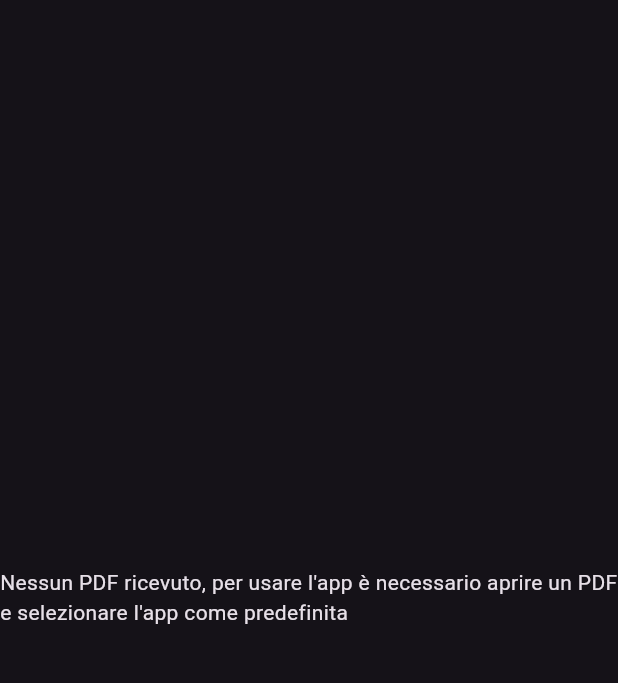
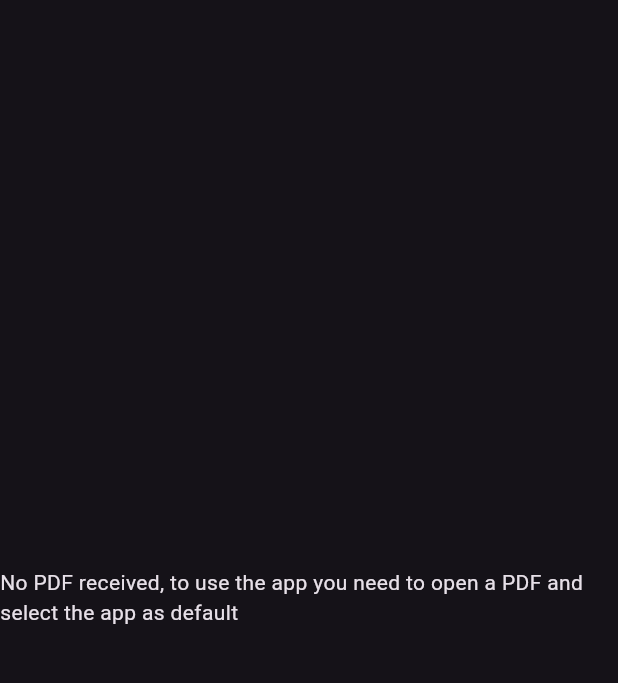
Before and after one commit to IsD4n73/PDF-Reader, a Flutter app: the screen it shows after launch, on a phone screen of 412 x 824 dp, the part 63-746 px from its top. Run offline on Flutter 3.47's test engine with Material 3 defaults, Android fonts, the phone set to English and light mode, and no system bars; our stand-ins replace bot_toast, easy_localization, get; missing offline and left inert: receive_sharing_intent, syncfusion_flutter_pdfviewer.

Commit message:
feat: Implemented localization using EasyLocalization
This commit introduces localization to the application using the `easy_localization` package. English and Italian translations have been added for the message displayed when no PDF is received.

Key changes:
- Added `easy_localization` dependency to `pubspec.yaml`.
- Initialized `EasyLocalization` in `main.dart` with support for English (US) and Italian (IT) locales.
- Updated `GetMaterialApp` in `main.dart` to include `localizationsDelegates`, `supportedLocales`, and `locale` from `EasyLocalization`.
- Created translation files:
    - `assets/translations/en.json` for English.
    - `assets/translations/it.json` for Italian.
- Updated `pubspec.yaml` to include the `assets/translations/` directory.
- Modified `home.dart` to use `tr()` for translating the "No PDF received" message.

```diff
--- /dev/null
+++ b/assets/translations/en.json
@@ -0,0 +1,3 @@
+{
+  "Nessun PDF ricevuto, per usare l'app è necessario aprire un PDF e selezionare l'app come predefinita": "No PDF received, to use the app you need to open a PDF and select the app as default"
+}
--- /dev/null
+++ b/assets/translations/it.json
@@ -0,0 +1,4 @@
+{
+  "Nessun PDF ricevuto, per usare l'app è necessario aprire un PDF e selezionare l'app come predefinita": "Nessun PDF ricevuto, per usare l'app è necessario aprire un PDF e selezionare l'app come predefinita",
+
+}
--- a/lib/pages/home.dart
+++ b/lib/pages/home.dart
@@ -1,5 +1,6 @@
 import 'dart:io';
 
+import 'package:easy_localization/easy_localization.dart';
 import 'package:flutter/material.dart';
 import 'package:get/get.dart';
 import 'package:pdf_viewer/controller/intent_controller.dart';
@@ -17,7 +18,11 @@ class HomePage extends StatelessWidget {
       appBar: AppBar(title: Text("PDF Reader")),
       body: Obx(() {
         if (intentController.sharedPdfPath.value == "") {
-          return Center(child: Text("Nessun PDF ricevuto, per usare l'app è necessario aprire un PDF e selezionare l'app come predefinita"));
+          return Center(
+            child: Text(
+              "Nessun PDF ricevuto, per usare l'app è necessario aprire un PDF e selezionare l'app come predefinita",
+            ).tr(),
+          );
         } else {
           PdfViewer(pdfUrl: intentController.sharedPdfPath.value);
           return SfPdfViewer.file(File(intentController.sharedPdfPath.value));
--- a/pubspec.yaml
+++ b/pubspec.yaml
@@ -73,7 +73,7 @@ flutter:
 
   # To add assets to your application, add an assets section, like this:
   assets:
-    - assets/
+    - assets/translations/
   #   - images/a_dot_ham.jpeg
 
   # An image asset can refer to one or more resolution-specific "variants", see
```
Also changed, not shown: lib/main.dart (+19 -3 lines).
